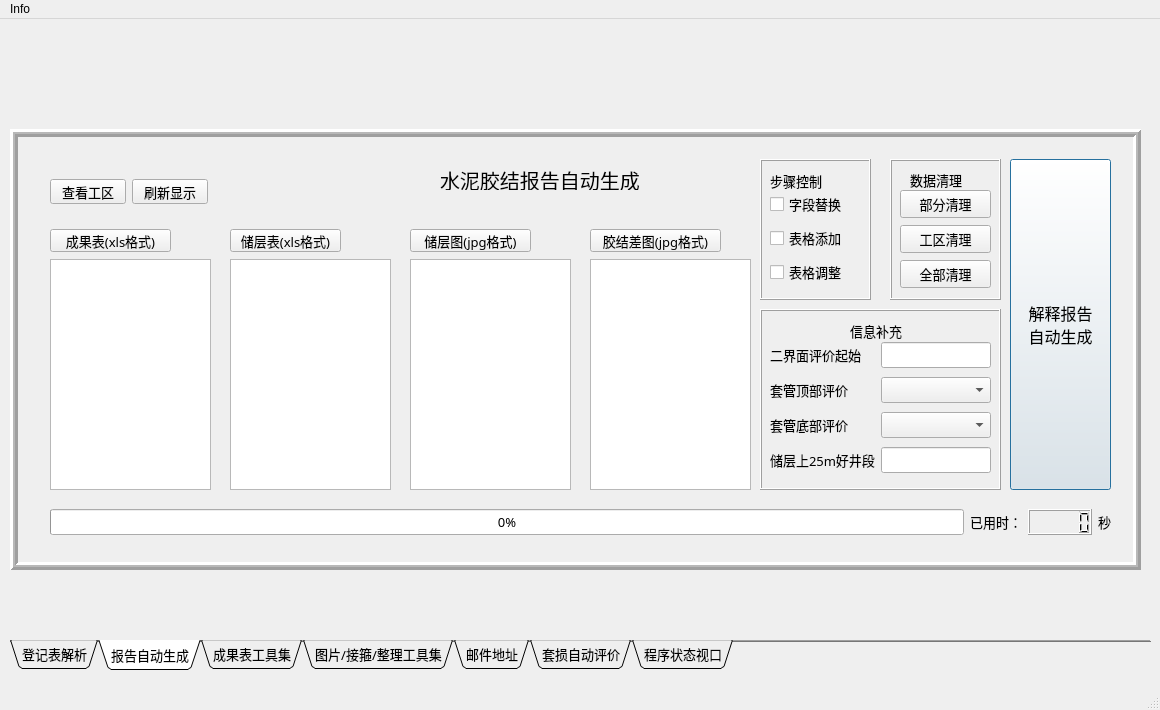
Above: WELL_INTEGRITY_UI.ui from KiwiPapa/4Stars-EngineerLoggingAssistant before the change. Below: the same form after it.
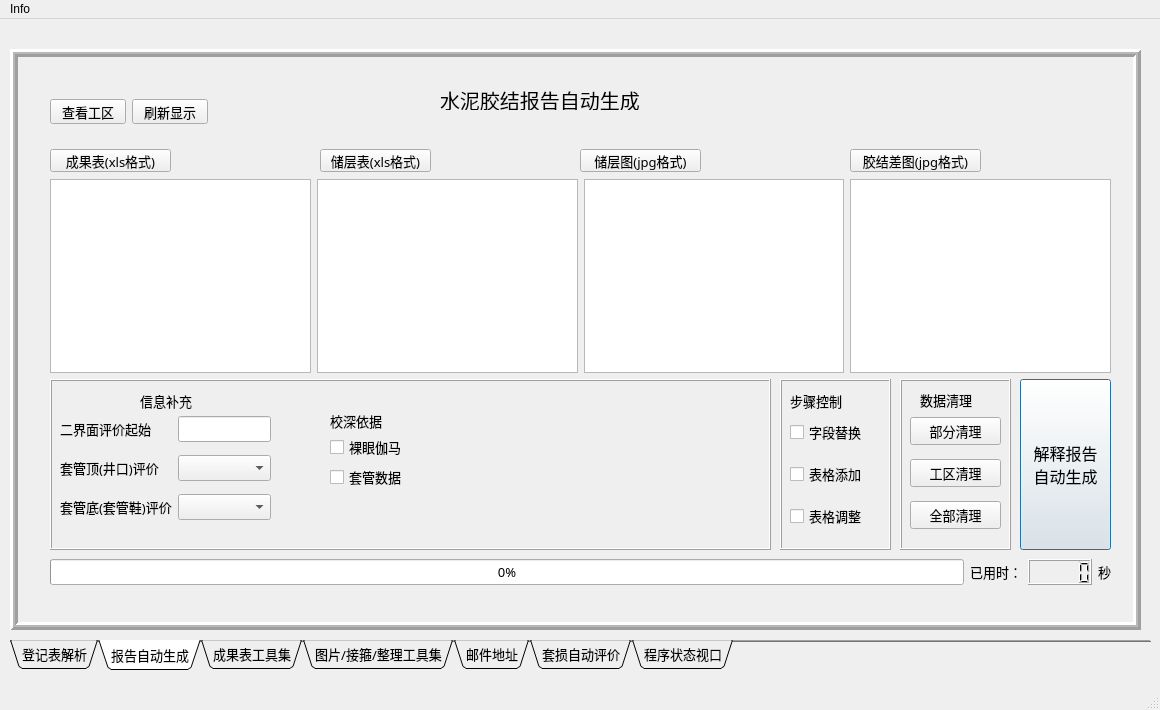
That is the form after the change. The open tabs and pages were chosen to show the change.

Patch:
```diff
--- a/WELL_INTEGRITY_UI.ui
+++ b/WELL_INTEGRITY_UI.ui
@@ -2185,9 +2185,9 @@
       <property name="geometry">
        <rect>
         <x>0</x>
-        <y>110</y>
+        <y>30</y>
         <width>1131</width>
-        <height>441</height>
+        <height>581</height>
        </rect>
       </property>
       <property name="styleSheet">
@@ -2208,10 +2208,10 @@
       <widget class="QPushButton" name="pushButton_4">
        <property name="geometry">
         <rect>
-         <x>1000</x>
-         <y>30</y>
-         <width>101</width>
-         <height>331</height>
+         <x>1010</x>
+         <y>330</y>
+         <width>91</width>
+         <height>171</height>
         </rect>
        </property>
        <property name="font">
@@ -2256,7 +2256,7 @@
        <property name="geometry">
         <rect>
          <x>40</x>
-         <y>380</y>
+         <y>510</y>
          <width>1061</width>
          <height>27</height>
         </rect>
@@ -2311,10 +2311,10 @@
       <widget class="QFrame" name="frame_15">
        <property name="geometry">
         <rect>
-         <x>750</x>
-         <y>30</y>
+         <x>770</x>
+         <y>330</y>
          <width>111</width>
-         <height>141</height>
+         <height>171</height>
         </rect>
        </property>
        <property name="styleSheet">
@@ -2332,7 +2332,7 @@
           <x>10</x>
           <y>30</y>
           <width>91</width>
-          <height>101</height>
+          <height>131</height>
          </rect>
         </property>
         <property name="styleSheet">
@@ -2391,10 +2391,10 @@
       <widget class="QFrame" name="frame_18">
        <property name="geometry">
         <rect>
-         <x>880</x>
-         <y>30</y>
+         <x>890</x>
+         <y>330</y>
          <width>111</width>
-         <height>141</height>
+         <height>171</height>
         </rect>
        </property>
        <property name="styleSheet">
@@ -2428,7 +2428,7 @@
           <x>10</x>
           <y>30</y>
           <width>91</width>
-          <height>101</height>
+          <height>131</height>
          </rect>
         </property>
         <layout class="QGridLayout" name="gridLayout_31">
@@ -2528,30 +2528,6 @@
         </layout>
        </widget>
       </widget>
-      <widget class="QTextEdit" name="textEdit_4">
-       <property name="geometry">
-        <rect>
-         <x>40</x>
-         <y>130</y>
-         <width>161</width>
-         <height>231</height>
-        </rect>
-       </property>
-       <property name="font">
-        <font>
-         <family>黑体</family>
-         <pointsize>10</pointsize>
-         <weight>50</weight>
-         <italic>false</italic>
-         <bold>false</bold>
-         <stylestrategy>PreferDefault</stylestrategy>
-         <kerning>true</kerning>
-        </font>
-       </property>
-       <property name="styleSheet">
-        <string notr="true">font: 10pt &quot;黑体&quot;;</string>
-       </property>
-      </widget>
       <widget class="QPushButton" name="pushButton_41">
        <property name="geometry">
         <rect>
@@ -2592,7 +2568,7 @@
       <widget class="QPushButton" name="pushButton_42">
        <property name="geometry">
         <rect>
-         <x>220</x>
+         <x>310</x>
          <y>100</y>
          <width>111</width>
          <height>23</height>
@@ -2629,7 +2605,7 @@
       <widget class="QPushButton" name="pushButton_47">
        <property name="geometry">
         <rect>
-         <x>400</x>
+         <x>570</x>
          <y>100</y>
          <width>121</width>
          <height>23</height>
@@ -2666,7 +2642,7 @@
       <widget class="QPushButton" name="pushButton_46">
        <property name="geometry">
         <rect>
-         <x>580</x>
+         <x>840</x>
          <y>100</y>
          <width>131</width>
          <height>23</height>
@@ -2700,61 +2676,13 @@
         <bool>false</bool>
        </property>
       </widget>
-      <widget class="QTextEdit" name="textEdit_5">
-       <property name="geometry">
-        <rect>
-         <x>220</x>
-         <y>130</y>
-         <width>161</width>
-         <height>231</height>
-        </rect>
-       </property>
-       <property name="font">
-        <font>
-         <family>黑体</family>
-         <pointsize>10</pointsize>
-         <weight>50</weight>
-         <italic>false</italic>
-         <bold>false</bold>
-        </font>
-       </property>
-       <property name="styleSheet">
-        <string notr="true">font: 10pt &quot;黑体&quot;;</string>
-       </property>
-      </widget>
-      <widget class="QTextEdit" name="textEdit_6">
-       <property name="geometry">
-        <rect>
-         <x>400</x>
-         <y>130</y>
-         <width>161</width>
-         <height>231</height>
-        </rect>
-       </property>
-       <property name="styleSheet">
-        <string notr="true">font: 10pt &quot;黑体&quot;;</string>
-       </property>
-      </widget>
-      <widget class="QTextEdit" name="textEdit_8">
-       <property name="geometry">
-        <rect>
-         <x>580</x>
-         <y>130</y>
-         <width>161</width>
-         <height>231</height>
-        </rect>
-       </property>
-       <property name="styleSheet">
-        <string notr="true">font: 10pt &quot;黑体&quot;;</string>
-       </property>
-      </widget>
       <widget class="QFrame" name="frame_19">
        <property name="geometry">
         <rect>
-         <x>750</x>
-         <y>180</y>
-         <width>241</width>
-         <height>181</height>
+         <x>40</x>
+         <y>330</y>
+         <width>721</width>
+         <height>171</height>
         </rect>
        </property>
        <property name="frameShape">
@@ -2768,34 +2696,14 @@
          <rect>
           <x>10</x>
           <y>30</y>
-          <width>221</width>
-          <height>141</height>
+          <width>211</width>
+          <height>121</height>
          </rect>
         </property>
         <property name="styleSheet">
          <string notr="true">font: 10pt &quot;黑体&quot;;</string>
         </property>
         <layout class="QGridLayout" name="gridLayout_15">
-         <item row="2" column="0">
-          <widget class="QLabel" name="label_103">
-           <property name="font">
-            <font>
-             <family>黑体</family>
-             <pointsize>10</pointsize>
-             <weight>50</weight>
-             <italic>false</italic>
-             <bold>false</bold>
-             <underline>false</underline>
-            </font>
-           </property>
-           <property name="styleSheet">
-            <string notr="true">font: 10pt &quot;黑体&quot;;</string>
-           </property>
-           <property name="text">
-            <string>套管底部评价</string>
-           </property>
-          </widget>
-         </item>
          <item row="1" column="0">
           <widget class="QLabel" name="label_89">
            <property name="font">
@@ -2812,57 +2720,7 @@
             <string notr="true">font: 10pt &quot;黑体&quot;;</string>
            </property>
            <property name="text">
-            <string>套管顶部评价</string>
-           </property>
-          </widget>
-         </item>
-         <item row="3" column="0">
-          <widget class="QLabel" name="label_104">
-           <property name="font">
-            <font>
-             <family>黑体</family>
-             <pointsize>10</pointsize>
-             <weight>50</weight>
-             <italic>false</italic>
-             <bold>false</bold>
-             <underline>false</underline>
-            </font>
-           </property>
-           <property name="styleSheet">
-            <string notr="true">font: 10pt &quot;黑体&quot;;</string>
-           </property>
-           <property name="text">
-            <string>储层上25m好井段</string>
-           </property>
-          </widget>
-         </item>
-         <item row="0" column="0">
-          <widget class="QLabel" name="label_86">
-           <property name="font">
-            <font>
-             <family>黑体</family>
-             <pointsize>10</pointsize>
-             <weight>50</weight>
-             <italic>false</italic>
-             <bold>false</bold>
-             <underline>false</underline>
-            </font>
-           </property>
-           <property name="styleSheet">
-            <string notr="true">font: 10pt &quot;黑体&quot;;</string>
-           </property>
-           <property name="text">
-            <string>二界面评价起始</string>
-           </property>
-          </widget>
-         </item>
-         <item row="3" column="1">
-          <widget class="QLineEdit" name="lineEdit_139">
-           <property name="styleSheet">
-            <string notr="true">font: 10pt &quot;黑体&quot;;</string>
-           </property>
-           <property name="text">
-            <string/>
+            <string>套管顶(井口)评价</string>
            </property>
           </widget>
          </item>
@@ -2873,6 +2731,26 @@
            </property>
           </widget>
          </item>
+         <item row="0" column="0">
+          <widget class="QLabel" name="label_86">
+           <property name="font">
+            <font>
+             <family>黑体</family>
+             <pointsize>10</pointsize>
+             <weight>50</weight>
+             <italic>false</italic>
+             <bold>false</bold>
+             <underline>false</underline>
+            </font>
+           </property>
+           <property name="styleSheet">
+            <string notr="true">font: 10pt &quot;黑体&quot;;</string>
+           </property>
+           <property name="text">
+            <string>二界面评价起始</string>
+           </property>
+          </widget>
+         </item>
          <item row="2" column="1">
           <widget class="QComboBox" name="comboBox_9">
            <property name="styleSheet">
@@ -2880,6 +2758,26 @@
            </property>
           </widget>
          </item>
+         <item row="2" column="0">
+          <widget class="QLabel" name="label_103">
+           <property name="font">
+            <font>
+             <family>黑体</family>
+             <pointsize>10</pointsize>
+             <weight>50</weight>
+             <italic>false</italic>
+             <bold>false</bold>
+             <underline>false</underline>
+            </font>
+           </property>
+           <property name="styleSheet">
+            <string notr="true">font: 10pt &quot;黑体&quot;;</string>
+           </property>
+           <property name="text">
+            <string>套管底(套管鞋)评价</string>
+           </property>
+          </widget>
+         </item>
          <item row="0" column="1">
           <widget class="QLineEdit" name="lineEdit_106">
            <property name="styleSheet">
@@ -2908,6 +2806,48 @@
          <string>信息补充</string>
         </property>
        </widget>
+       <widget class="QCheckBox" name="checkBox_5">
+        <property name="geometry">
+         <rect>
+          <x>280</x>
+          <y>60</y>
+          <width>81</width>
+          <height>16</height>
+         </rect>
+        </property>
+        <property name="text">
+         <string>裸眼伽马</string>
+        </property>
+       </widget>
+       <widget class="QCheckBox" name="checkBox_13">
+        <property name="geometry">
+         <rect>
+          <x>280</x>
+          <y>90</y>
+          <width>81</width>
+          <height>16</height>
+         </rect>
+        </property>
+        <property name="text">
+         <string>套管数据</string>
+        </property>
+       </widget>
+       <widget class="QLabel" name="label_147">
+        <property name="geometry">
+         <rect>
+          <x>280</x>
+          <y>30</y>
+          <width>61</width>
+          <height>23</height>
+         </rect>
+        </property>
+        <property name="styleSheet">
+         <string notr="true">font: 10pt &quot;黑体&quot;;</string>
+        </property>
+        <property name="text">
+         <string>校深依据</string>
+        </property>
+       </widget>
       </widget>
       <widget class="QWidget" name="layoutWidget">
        <property name="geometry">
@@ -3008,6 +2948,66 @@
         <string>水泥胶结报告自动生成</string>
        </property>
       </widget>
+      <widget class="QWidget" name="">
+       <property name="geometry">
+        <rect>
+         <x>40</x>
+         <y>130</y>
+         <width>1061</width>
+         <height>194</height>
+        </rect>
+       </property>
+       <layout class="QGridLayout" name="gridLayout_46">
+        <item row="0" column="0">
+         <widget class="QTextEdit" name="textEdit_4">
+          <property name="font">
+           <font>
+            <family>黑体</family>
+            <pointsize>10</pointsize>
+            <weight>50</weight>
+            <italic>false</italic>
+            <bold>false</bold>
+            <stylestrategy>PreferDefault</stylestrategy>
+            <kerning>true</kerning>
+           </font>
+          </property>
+          <property name="styleSheet">
+           <string notr="true">font: 10pt &quot;黑体&quot;;</string>
+          </property>
+         </widget>
+        </item>
+        <item row="0" column="1">
+         <widget class="QTextEdit" name="textEdit_5">
+          <property name="font">
+           <font>
+            <family>黑体</family>
+            <pointsize>10</pointsize>
+            <weight>50</weight>
+            <italic>false</italic>
+            <bold>false</bold>
+           </font>
+          </property>
+          <property name="styleSheet">
+           <string notr="true">font: 10pt &quot;黑体&quot;;</string>
+          </property>
+         </widget>
+        </item>
+        <item row="0" column="2">
+         <widget class="QTextEdit" name="textEdit_6">
+          <property name="styleSheet">
+           <string notr="true">font: 10pt &quot;黑体&quot;;</string>
+          </property>
+         </widget>
+        </item>
+        <item row="0" column="3">
+         <widget class="QTextEdit" name="textEdit_8">
+          <property name="styleSheet">
+           <string notr="true">font: 10pt &quot;黑体&quot;;</string>
+          </property>
+         </widget>
+        </item>
+       </layout>
+      </widget>
      </widget>
      <widget class="QLabel" name="label_133">
       <property name="geometry">
```
